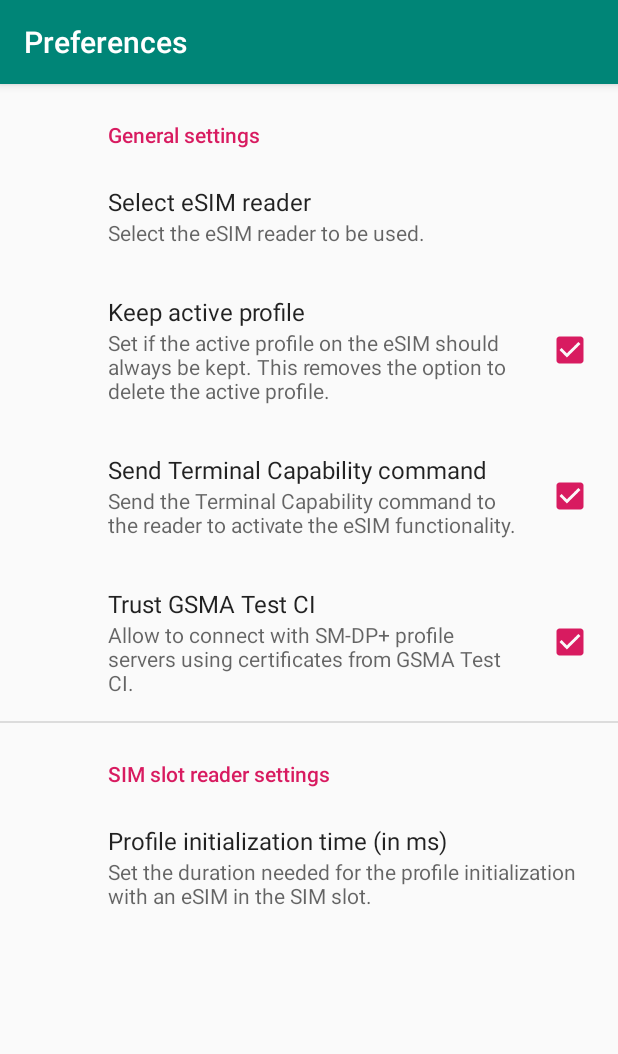
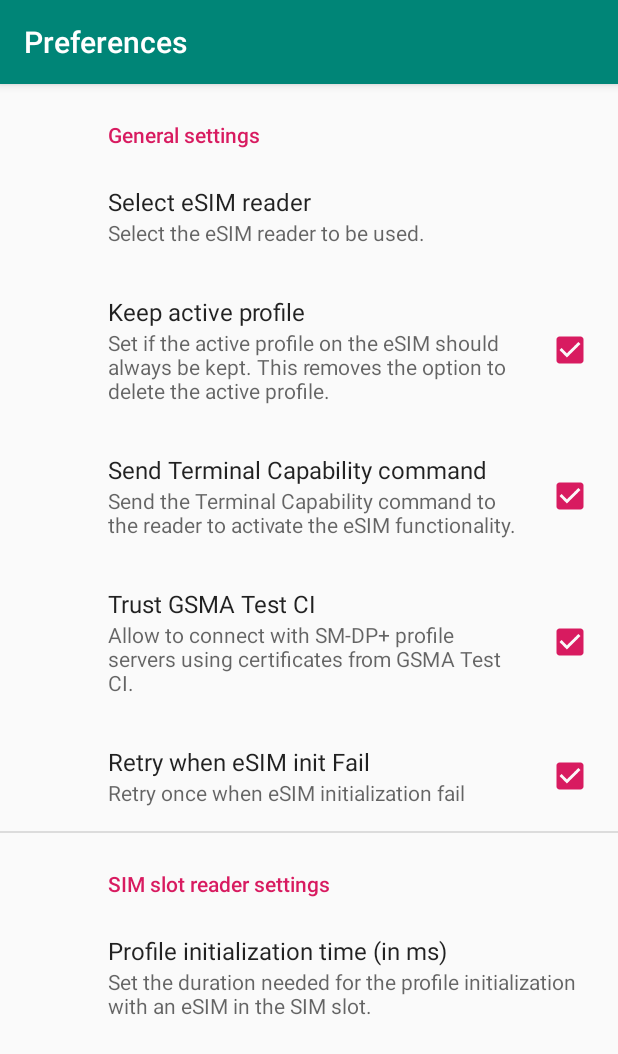
Before and after one commit to CursedHardware/InfiLPA, an Android app: the PreferenceFragment screen opened directly, with no data from a screen before it, on a phone screen of 412 x 824 dp. Shown: the top 1054 px of the screen. Run offline under Robolectric (Android 15) with nearby library versions, the light colour scheme and no system bars; our stand-ins replace androidx.preference.

Commit message:
feat: preference setting for retry

```diff
--- a/app/src/main/java/com/infineon/esim/lpa/data/Preferences.java
+++ b/app/src/main/java/com/infineon/esim/lpa/data/Preferences.java
@@ -132,6 +132,12 @@ final public class Preferences implements SharedPreferences.OnSharedPreferenceCh
         return Application.getSharedPreferences().getBoolean(key, defaultValue);
     }
 
+    public static Boolean getRetryWhenFail() {
+        String key = Application.getStringResource(R.string.pref_key_retry_when_fail);
+        boolean defaultValue = Boolean.parseBoolean(Application.getStringResource(R.string.pref_def_value_retry_when_fail));
+        return Application.getSharedPreferences().getBoolean(key, defaultValue);
+    }
+
     public static void setPermissionFinallyDenied(String permission) {
         String key = "com.infineon.esim.lpa.pref." + permission;
         Application.getSharedPreferences()
--- a/app/src/main/java/com/infineon/esim/lpa/euicc/EuiccManager.java
+++ b/app/src/main/java/com/infineon/esim/lpa/euicc/EuiccManager.java
@@ -276,10 +276,10 @@ public class EuiccManager implements EuiccInterfaceStatusChangeHandler {
 
         if (interfaceTag == null) {
             Log.error(TAG,"interfaceTAG is null");
-            refreshEuiccRetry = !refreshEuiccRetry;
+            if (Preferences.getRetryWhenFail()) refreshEuiccRetry = !refreshEuiccRetry;
         }
 
-        if (interfaceTag != null | refreshEuiccRetry) {
+        if (interfaceTag != null | (Preferences.getRetryWhenFail() && refreshEuiccRetry)) {
             if (refreshEuiccRetry) Log.debug(TAG,"Retry when interfaceTAG is null");
             startRefreshingEuiccList();
         }
--- a/app/src/main/res/values/strings.xml
+++ b/app/src/main/res/values/strings.xml
@@ -146,6 +146,7 @@
     <string name="pref_title_open_logical_channel">Open new logical channel</string>
     <string name="pref_title_trust_gsma_test_ci">Trust GSMA Test CI</string>
     <string name="pref_title_change_mtu">Request higher MTU</string>
+    <string name="pref_title_retry_when_fail">Retry when eSIM init Fail</string>
 
     <string name="pref_key_select_se">com.infineon.esim.lpa.pref.select_se</string>
     <string name="pref_key_connect_ble_device">com.infineon.esim.lpa.pref.connect_ble_device</string>
@@ -156,6 +157,7 @@
     <string name="pref_key_open_logical_channel">com.infineon.esim.lpa.pref.open_logical_channel</string>
     <string name="pref_key_trust_gsma_test_ci">com.infineon.esim.lpa.pref.trust_gsma_test_ci</string>
     <string name="pref_key_change_mtu">com.infineon.esim.lpa.pref.change_mtu</string>
+    <string name="pref_key_retry_when_fail">com.infineon.esim.lpa.pref.retry_when_fail</string>
 
     <string name="pref_summary_select_se">Select the eSIM reader to be used.</string>
     <string name="pref_summary_euicc_profile_init_time">Set the duration needed for the profile initialization with an eSIM in the SIM slot.</string>
@@ -165,6 +167,7 @@
     <string name="pref_summary_trust_gsma_test_ci">Allow to connect with SM-DP+ profile servers using certificates from GSMA Test CI.</string>
     <string name="pref_summary_connect_ble_device">Connect or disconnect a BLE companion device for the hybrid LPA setup.</string>
     <string name="pref_summary_change_mtu">Set if this device should request a change to a higher MTU from the BLE device. Do not enable for Samsung devices.</string>
+    <string name="pref_summary_retry_when_fail">Retry once when eSIM initialization fail</string>
 
     <string name="pref_def_value_select_se" tools:ignore="Typos">NONE</string>
     <string name="pref_def_value_euicc_profile_init_time">4000</string>
@@ -173,6 +176,7 @@
     <string name="pref_def_value_open_logical_channel">false</string>
     <string name="pref_def_value_trust_gsma_test_ci">true</string>
     <string name="pref_def_value_change_mtu">true</string>
+    <string name="pref_def_value_retry_when_fail">true</string>
 
     <string name="pref_progress_refreshing_euicc_list">Refreshing reader list…</string>
     <string name="pref_progress_connecting_reader">Connecting %1$s reader…</string>
--- a/app/src/main/res/xml/preferences.xml
+++ b/app/src/main/res/xml/preferences.xml
@@ -56,6 +56,13 @@
             android:summary="@string/pref_summary_trust_gsma_test_ci"
             android:defaultValue="@string/pref_def_value_trust_gsma_test_ci">
         </CheckBoxPreference>
+
+        <CheckBoxPreference
+            android:title="@string/pref_title_retry_when_fail"
+            android:key="@string/pref_key_retry_when_fail"
+            android:summary="@string/pref_summary_retry_when_fail"
+            android:defaultValue="@string/pref_def_value_trust_gsma_test_ci">
+        </CheckBoxPreference>
     </PreferenceCategory>
 
     <PreferenceCategory android:title="@string/pref_category_se_reader">
```
